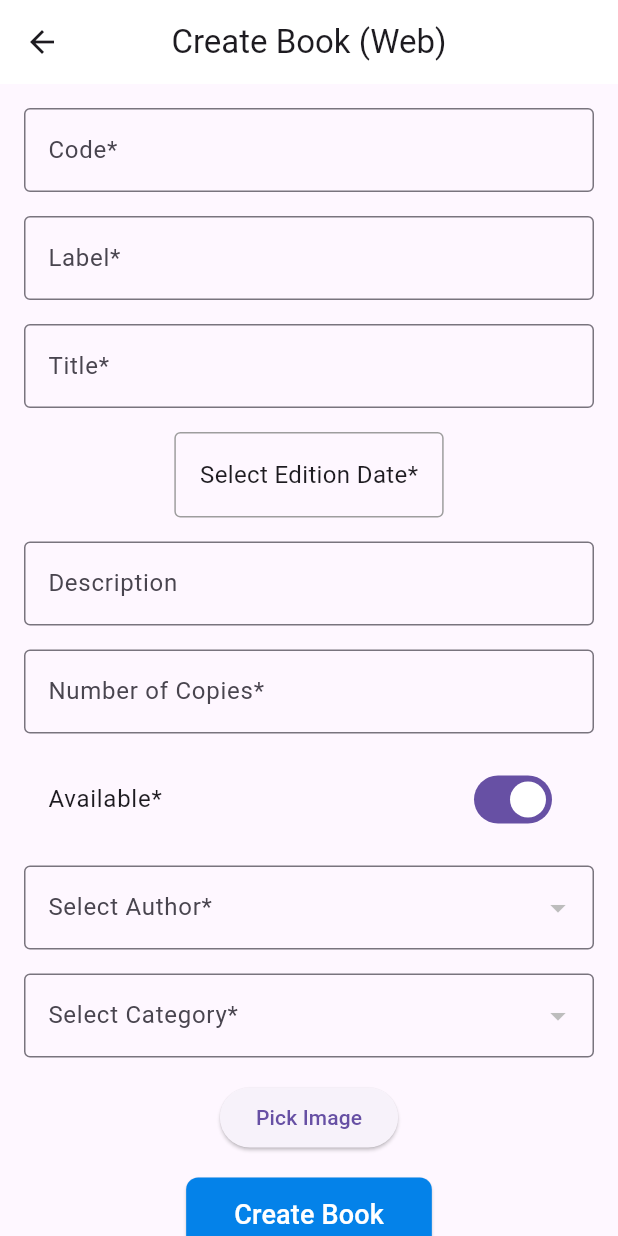
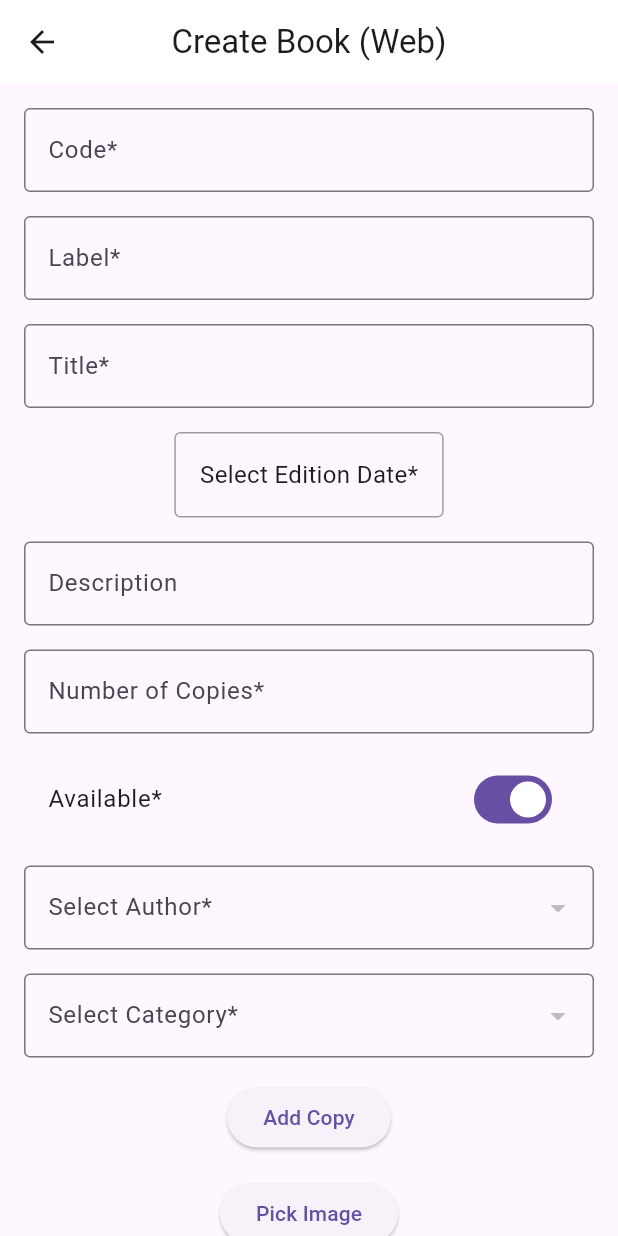
Before and after one commit to OubaallaElMehdi/library_management_fluter, a Flutter app: the BookManagementPage screen opened by its route, after a tap on the "menu" icon, after a tap on the "arrow forward" icon, after a tap on the "add" icon, on a phone screen of 412 x 824 dp. Run offline on Flutter 3.47's test engine with Material 3 defaults, Android fonts, the phone set to English and light mode, and no system bars; our stand-ins replace file_picker, shared_preferences; accounts and stored records are empty; network calls fail.

Commit message:
reservation copy admin

```diff
--- a/lib/main.dart
+++ b/lib/main.dart
@@ -2,6 +2,7 @@ import 'package:flutter/material.dart';
 import 'package:library_management/models/user.dart';
 import 'package:library_management/views/admin/admin_dashboard.dart';
 import 'package:library_management/views/admin/books/book_management.dart';
+import 'package:library_management/views/admin/copys/copy_admin_page.dart';
 import 'package:library_management/views/admin/user_managment/list_user.dart';
 import 'package:library_management/views/admin/user_managment/update_user.dart';
 import 'package:library_management/views/admin/chatbot_screen.dart';
@@ -37,6 +38,7 @@ class MyApp extends StatelessWidget {
         '/admin_list_user': (context) => const ListUserPage(),
         '/admin_list_book': (context) => const BookAdminPage(),
         '/user-list-book': (context) => const BookUserPage(),
+        '/admin_list_copy': (context) => const CopyAdminPage(),
         // '/reservation': (context) => const ReservationPage(bookId: 0),
         '/chatbot': (context) => const ChatBotScreen(),
         '/ChatBotClient': (context) => const ChatBotClientScreen(),
--- /dev/null
+++ b/lib/models/copy.dart
@@ -0,0 +1,20 @@
+class Copy {
+  final int id;
+  final String serialNumber;
+  final Map<String, dynamic> book;
+  // or you could use a Book object directly if you prefer
+
+  Copy({
+    required this.id,
+    required this.serialNumber,
+    required this.book,
+  });
+
+  factory Copy.fromJson(Map<String, dynamic> json) {
+    return Copy(
+      id: json['id'] ?? 0,
+      serialNumber: json['serialNumber'] ?? '',
+      book: json['book'] ?? {},
+    );
+  }
+}
--- a/lib/views/admin/books/create_book_page.dart
+++ b/lib/views/admin/books/create_book_page.dart
@@ -1,6 +1,6 @@
-import 'dart:typed_data'; // For Uint8List
+import 'dart:typed_data';
 import 'package:flutter/material.dart';
-import 'package:file_picker/file_picker.dart'; // For picking files on web
+import 'package:file_picker/file_picker.dart';
 import 'package:intl/intl.dart';
 import '../../../services/book_service.dart';
 
@@ -21,6 +21,10 @@ class _CreateBookPageState extends State<CreateBookPage> {
   final TextEditingController descriptionController = TextEditingController();
   final TextEditingController numberOfCopiesController =
       TextEditingController();
+
+  // Copies List
+  List<TextEditingController> copyControllers = [];
+  List<Map<String, dynamic>> copies = [];
 
   // Date & availability
   DateTime? selectedEditionDate;
@@ -69,6 +73,19 @@ class _CreateBookPageState extends State<CreateBookPage> {
     }
   }
 
+  void addCopyField() {
+    final controller = TextEditingController();
+    setState(() {
+      copyControllers.add(controller);
+    });
+  }
+
+  void removeCopyField(int index) {
+    setState(() {
+      copyControllers.removeAt(index);
+    });
+  }
+
   Future<void> createBook() async {
     // Validate required fields
     if (codeController.text.isNotEmpty &&
@@ -79,6 +96,25 @@ class _CreateBookPageState extends State<CreateBookPage> {
         selectedAuthorId != null &&
         selectedCategoryId != null &&
         _imageBytes != null) {
+      // Collect all copies
+      copies = copyControllers.map((controller) {
+        return {
+          "serialNumber": controller.text,
+          "book": {
+            "code": "",
+            "label": "",
+            "title": "",
+            "editionDate": null,
+            "description": "",
+            "numberOfCopies": null,
+            "available": null,
+            "imageUrl": "",
+            "imageBase64": "",
+            "copies": []
+          }
+        };
+      }).toList();
+
       // Find the selected category object
       final selectedCategory = categories.firstWhere(
         (cat) => cat['id'].toString() == selectedCategoryId,
@@ -95,7 +131,7 @@ class _CreateBookPageState extends State<CreateBookPage> {
         "description": descriptionController.text,
         "numberOfCopies": int.tryParse(numberOfCopiesController.text) ?? 0,
         "available": available,
-        "imageUrl": "", // The server might set or we might get from response
+        "imageUrl": "",
         "author": {
           "id": int.parse(selectedAuthorId!),
         },
@@ -104,7 +140,7 @@ class _CreateBookPageState extends State<CreateBookPage> {
           "label": selectedCategory['label'],
           "code": selectedCategory['code'],
         },
-        "copies": []
+        "copies": copies, // Add copies here
       };
 
       try {
@@ -240,6 +276,30 @@ class _CreateBookPageState extends State<CreateBookPage> {
     );
   }
 
+  Widget _buildCopyFields() {
+    return Column(
+      children: [
+        for (int i = 0; i < copyControllers.length; i++)
+          Row(
+            children: [
+              Expanded(
+                child: _buildTextField(
+                    'Serial Number ${i + 1}', copyControllers[i]),
+              ),
+              IconButton(
+                icon: const Icon(Icons.remove_circle, color: Colors.red),
+                onPressed: () => removeCopyField(i),
+              ),
+            ],
+          ),
+        ElevatedButton(
+          onPressed: addCopyField,
+          child: const Text('Add Copy'),
+        ),
+      ],
+    );
+  }
+
   @override
   Widget build(BuildContext context) {
     return Scaffold(
@@ -279,20 +339,18 @@ class _CreateBookPageState extends State<CreateBookPage> {
             const SizedBox(height: 16.0),
             _buildCategoryDropdown(),
             const SizedBox(height: 16.0),
-
-            // Show a preview of the chosen image
+            _buildCopyFields(), // Add Copy Fields Here
+            const SizedBox(height: 16.0),
             if (_imageBytes != null)
               Image.memory(
                 _imageBytes!,
                 width: 100,
                 height: 100,
               ),
-
             ElevatedButton(
               onPressed: _pickImage,
               child: const Text('Pick Image'),
             ),
-
             const SizedBox(height: 16.0),
             ElevatedButton(
               onPressed: createBook,
--- a/lib/widgets/custom_drawer.dart
+++ b/lib/widgets/custom_drawer.dart
@@ -76,6 +76,16 @@ class CustomDrawer extends StatelessWidget {
                       Icons.manage_accounts,
                       color: Color.fromARGB(255, 4, 95, 169),
                     ),
+                    title: const Text('Manage copys'),
+                    onTap: () {
+                      Navigator.pushNamed(context, '/admin_list_copy');
+                    },
+                  ),
+                  ListTile(
+                    leading: const Icon(
+                      Icons.manage_accounts,
+                      color: Color.fromARGB(255, 4, 95, 169),
+                    ),
                     title: const Text('Manage Users'),
                     onTap: () {
                       Navigator.pushNamed(context, '/admin_list_user');
```
Also changed, not shown: lib/services/CopyService.dart (added, +63 -0 lines), lib/views/admin/copys/copy_admin_page.dart (added, +159 -0 lines), lib/views/admin/copys/copy_create_page.dart (added, +134 -0 lines).
